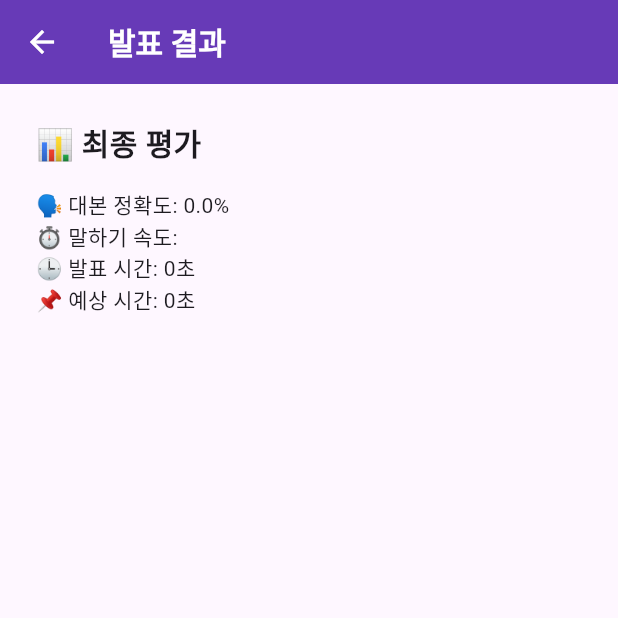
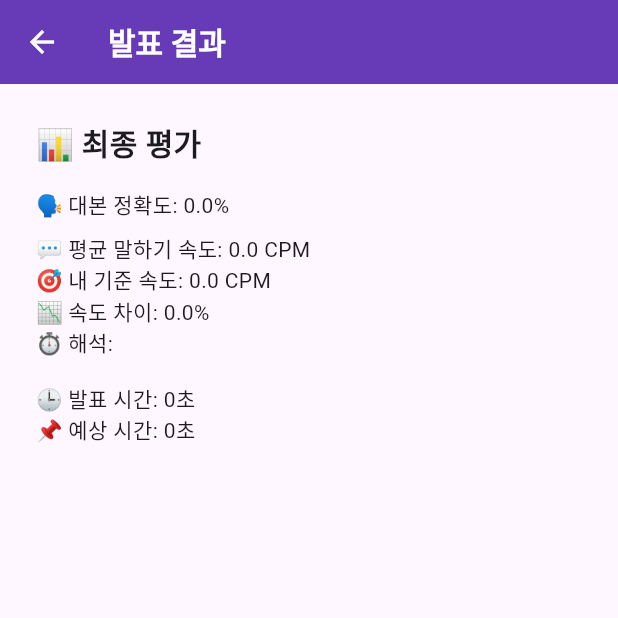
Before and after one commit to IngyoKim/TalkPilot, a Flutter app: the PresentationResultPage screen opened directly with empty values, on a phone screen of 412 x 824 dp, the top half of it. Run offline on Flutter 3.47's test engine with Material 3 defaults, Android fonts, the phone set to English and light mode, and no system bars; our stand-ins replace file_picker, firebase_auth, firebase_core, firebase_database, flutter_dotenv, fluttertoast and 4 more; missing offline and left inert: kakao_flutter_sdk_common, kakao_flutter_sdk_user; accounts and stored records are empty; generated files the repository leaves out were written again.

Commit message:
feat: 결과 페이지 내용 수정 및 CPM 비교

```diff
--- a/app/lib/src/pages/practice_page/presentation_practice_page.dart
+++ b/app/lib/src/pages/practice_page/presentation_practice_page.dart
@@ -54,7 +54,9 @@ class _PresentationPracticePageState extends State<PresentationPracticePage> {
                 foregroundColor: Colors.white,
                 padding: const EdgeInsets.symmetric(vertical: 16),
               ),
-              onPressed: _controller.isListening ? _controller.stopListening : _controller.startListening,
+              onPressed: _controller.isListening
+                  ? _controller.stopListening
+                  : _controller.startListening,
               child: Text(_controller.isListening ? '발표 중지' : '발표 시작'),
             ),
             const SizedBox(height: 16),
@@ -94,6 +96,8 @@ class _PresentationPracticePageState extends State<PresentationPracticePage> {
             ResultButton(
               progress: _controller.scriptProgress,
               accuracy: _controller.scriptAccuracy,
+              actualCpm: _controller.currentCpm,
+              userCpm: _controller.userCpm,
               cpmStatus: _controller.cpmStatus,
               actualDuration: _controller.presentationDuration,
               expectedDuration: _controller.expectedDuration,
--- a/app/lib/src/pages/practice_page/presentation_result_page.dart
+++ b/app/lib/src/pages/practice_page/presentation_result_page.dart
@@ -2,6 +2,8 @@ import 'package:flutter/material.dart';
 
 class PresentationResultPage extends StatelessWidget {
   final double scriptAccuracy;
+  final double actualCpm;
+  final double userCpm;
   final String cpmStatus;
   final Duration actualDuration;
   final Duration expectedDuration;
@@ -9,6 +11,8 @@ class PresentationResultPage extends StatelessWidget {
   const PresentationResultPage({
     super.key,
     required this.scriptAccuracy,
+    required this.actualCpm,
+    required this.userCpm,
     required this.cpmStatus,
     required this.actualDuration,
     required this.expectedDuration,
@@ -16,6 +20,8 @@ class PresentationResultPage extends StatelessWidget {
 
   @override
   Widget build(BuildContext context) {
+    final double diffPercent = userCpm == 0 ? 0 : ((actualCpm - userCpm) / userCpm) * 100;
+
     return Scaffold(
       appBar: AppBar(
         title: const Text('발표 결과'),
@@ -30,7 +36,7 @@ class PresentationResultPage extends StatelessWidget {
       body: Padding(
         padding: const EdgeInsets.all(24),
         child: Column(
-          crossAxisAlignment: CrossAxisAlignment.stretch,
+          crossAxisAlignment: CrossAxisAlignment.start,
           children: [
             const Text(
               '📊 최종 평가',
@@ -38,7 +44,12 @@ class PresentationResultPage extends StatelessWidget {
             ),
             const SizedBox(height: 16),
             Text('🗣️ 대본 정확도: ${(scriptAccuracy * 100).toStringAsFixed(1)}%'),
-            Text('⏱️ 말하기 속도: $cpmStatus'),
+            const SizedBox(height: 8),
+            Text('💬 평균 말하기 속도: ${actualCpm.toStringAsFixed(1)} CPM'),
+            Text('🎯 내 기준 속도: ${userCpm.toStringAsFixed(1)} CPM'),
+            Text('📉 속도 차이: ${diffPercent.toStringAsFixed(1)}%'),
+            Text('⏱️ 해석: $cpmStatus'),
+            const SizedBox(height: 16),
             Text('🕒 발표 시간: ${actualDuration.inSeconds}초'),
             Text('📌 예상 시간: ${expectedDuration.inSeconds}초'),
           ],
--- a/app/lib/src/pages/practice_page/widgets/result_button.dart
+++ b/app/lib/src/pages/practice_page/widgets/result_button.dart
@@ -4,6 +4,8 @@ import 'package:talk_pilot/src/pages/practice_page/presentation_result_page.dart
 class ResultButton extends StatelessWidget {
   final double progress;
   final double accuracy;
+  final double userCpm;
+  final double actualCpm;
   final String cpmStatus;
   final Duration actualDuration;
   final Duration expectedDuration;
@@ -12,6 +14,8 @@ class ResultButton extends StatelessWidget {
     super.key,
     required this.progress,
     required this.accuracy,
+    required this.userCpm,
+    required this.actualCpm,
     required this.cpmStatus,
     required this.actualDuration,
     required this.expectedDuration,
@@ -29,6 +33,8 @@ class ResultButton extends StatelessWidget {
                 MaterialPageRoute(
                   builder: (_) => PresentationResultPage(
                     scriptAccuracy: accuracy,
+                    actualCpm: actualCpm,
+                    userCpm: userCpm,
                     cpmStatus: cpmStatus,
                     actualDuration: actualDuration,
                     expectedDuration: expectedDuration,
```
